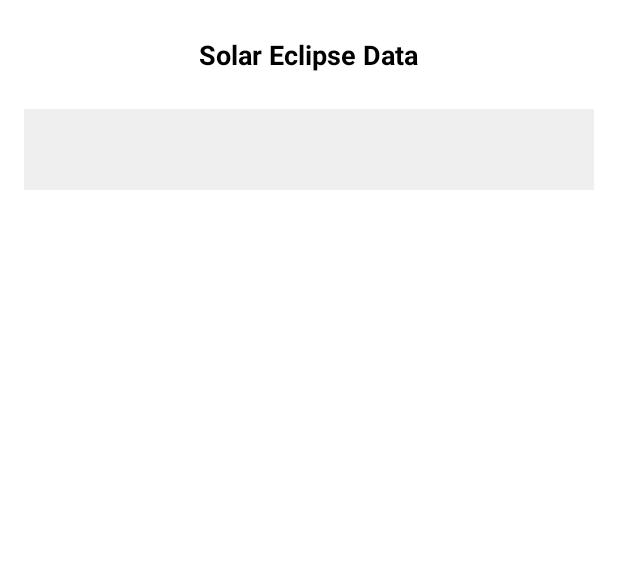
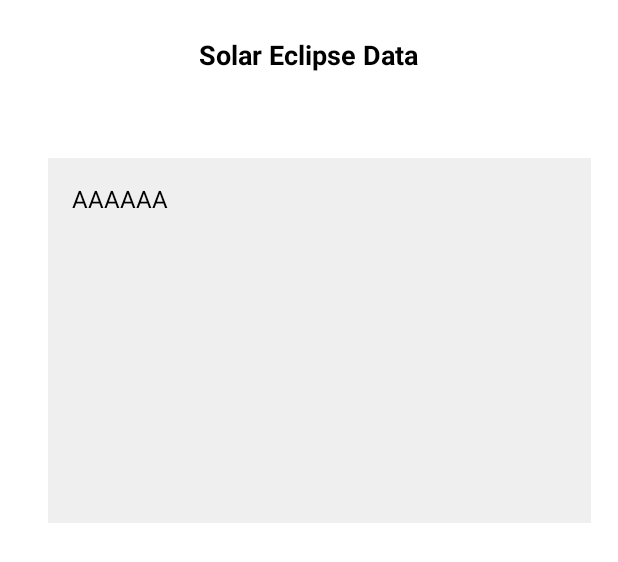
Before and after one commit to StefanoPoropat/Perun, an Android app: the layout activity_main.xml on its own in the app's theme, with its tools: preview values and no code run, on a phone screen of 412 x 824 dp. Shown: the top 562 px of the screen. Run offline under Robolectric (Android 15) with nearby library versions, the phone set to English and light mode, and no system bars.

Commit message:
IT WORKS

```diff
--- a/app/src/main/res/layout/activity_main.xml
+++ b/app/src/main/res/layout/activity_main.xml
@@ -22,26 +22,25 @@
         android:textStyle="bold" />
 
     <!-- ScrollView to handle overflow of data -->
-    <ScrollView
-        android:id="@+id/scrollView"
-        android:layout_width="match_parent"
-        android:layout_height="wrap_content"
-        android:layout_below="@id/placeholderText"
-        android:layout_alignParentBottom="true"
-        android:layout_marginTop="8dp">
+
+
 
         <!-- Main TextView for displaying data -->
-        <TextView
-            android:id="@+id/textView"
-            android:layout_width="match_parent"
-            android:layout_height="wrap_content"
-            android:padding="16dp"
-            android:background="#EFEFEF"
-            android:textColor="#000000"
-            android:textSize="16sp"
-            android:scrollbars="vertical"
-            android:lineSpacingMultiplier="1.2"
-            android:gravity="start" />
-    </ScrollView>
+    <TextView
+        android:id="@+id/textView"
+        android:layout_width="362dp"
+        android:layout_height="243dp"
+        android:layout_alignParentStart="true"
+        android:layout_alignParentTop="true"
+        android:layout_marginStart="16dp"
+        android:layout_marginTop="89dp"
+        android:background="#EFEFEF"
+        android:gravity="start"
+        android:lineSpacingMultiplier="1.2"
+        android:padding="16dp"
+        android:scrollbars="vertical"
+        android:text="AAAAAA"
+        android:textColor="#000000"
+        android:textSize="16sp" />
 
 </RelativeLayout>
```
Also changed, not shown: app/src/main/java/com/example/perun/MainActivity.java (+14 -57 lines).
